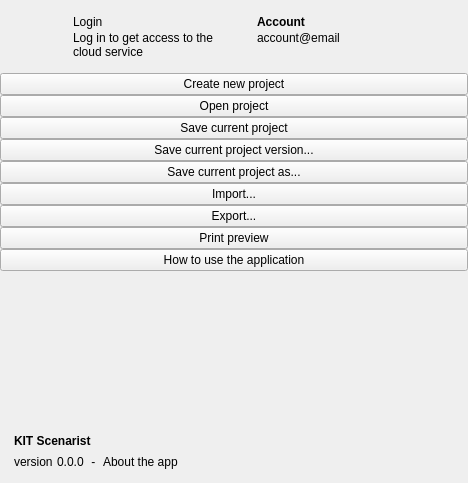
Qt form src/bin/scenarist-desktop/UserInterfaceLayer/Application/MenuView.ui (dimkanovikov/KITScenarist) before a commit.
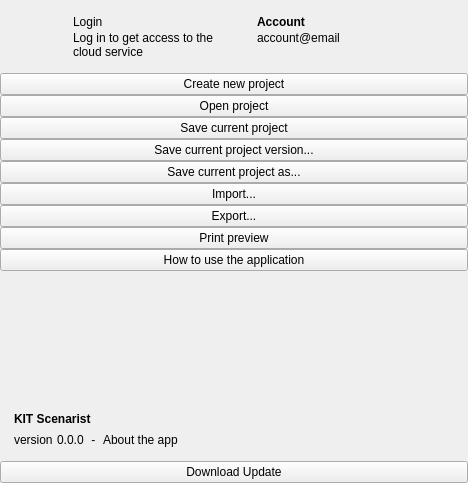
The same form after that commit. Icons and pictures are not drawn. Custom widgets are drawn as their Qt base class.

Commit message: Moved update information to menu + refactor startup page

What changed in the file:
```diff
--- a/src/bin/scenarist-desktop/UserInterfaceLayer/Application/MenuView.ui
+++ b/src/bin/scenarist-desktop/UserInterfaceLayer/Application/MenuView.ui
@@ -184,109 +184,6 @@
       <property name="verticalSpacing">
        <number>0</number>
       </property>
-      <item row="1" column="0" colspan="2">
-       <layout class="QGridLayout" name="gridLayout">
-        <property name="leftMargin">
-         <number>14</number>
-        </property>
-        <property name="topMargin">
-         <number>14</number>
-        </property>
-        <property name="rightMargin">
-         <number>14</number>
-        </property>
-        <property name="bottomMargin">
-         <number>14</number>
-        </property>
-        <property name="horizontalSpacing">
-         <number>4</number>
-        </property>
-        <property name="verticalSpacing">
-         <number>7</number>
-        </property>
-        <item row="1" column="0">
-         <widget class="QLabel" name="version_2">
-          <property name="enabled">
-           <bool>true</bool>
-          </property>
-          <property name="sizePolicy">
-           <sizepolicy hsizetype="Preferred" vsizetype="Preferred">
-            <horstretch>0</horstretch>
-            <verstretch>0</verstretch>
-           </sizepolicy>
-          </property>
-          <property name="text">
-           <string>version</string>
-          </property>
-          <property name="alignment">
-           <set>Qt::AlignLeading|Qt::AlignLeft|Qt::AlignTop</set>
-          </property>
-         </widget>
-        </item>
-        <item row="1" column="1">
-         <widget class="QLabel" name="version">
-          <property name="enabled">
-           <bool>true</bool>
-          </property>
-          <property name="text">
-           <string notr="true">0.0.0</string>
-          </property>
-          <property name="alignment">
-           <set>Qt::AlignLeading|Qt::AlignLeft|Qt::AlignTop</set>
-          </property>
-         </widget>
-        </item>
-        <item row="1" column="2">
-         <widget class="QLabel" name="label_2">
-          <property name="enabled">
-           <bool>true</bool>
-          </property>
-          <property name="text">
-           <string notr="true"> - </string>
-          </property>
-         </widget>
-        </item>
-        <item row="1" column="3">
-         <widget class="ClickableLabel" name="aboutApp">
-          <property name="enabled">
-           <bool>true</bool>
-          </property>
-          <property name="text">
-           <string>About the app</string>
-          </property>
-         </widget>
-        </item>
-        <item row="0" column="4" rowspan="2">
-         <spacer name="horizontalSpacer">
-          <property name="orientation">
-           <enum>Qt::Horizontal</enum>
-          </property>
-          <property name="sizeHint" stdset="0">
-           <size>
-            <width>71</width>
-            <height>20</height>
-           </size>
-          </property>
-         </spacer>
-        </item>
-        <item row="0" column="0" colspan="3">
-         <widget class="ClickableLabel" name="appUrl">
-          <property name="enabled">
-           <bool>true</bool>
-          </property>
-          <property name="font">
-           <font>
-            <weight>75</weight>
-            <bold>true</bold>
-           </font>
-          </property>
-          <property name="text">
-           <string>KIT Scenarist</string>
-          </property>
-         </widget>
-        </item>
-       </layout>
-      </item>
       <item row="0" column="0" colspan="2">
        <widget class="QStackedWidget" name="menuContent">
         <property name="currentIndex">
@@ -475,6 +372,158 @@
             </property>
            </spacer>
           </item>
+          <item>
+           <layout class="QGridLayout" name="gridLayout">
+            <property name="leftMargin">
+             <number>14</number>
+            </property>
+            <property name="topMargin">
+             <number>14</number>
+            </property>
+            <property name="rightMargin">
+             <number>14</number>
+            </property>
+            <property name="bottomMargin">
+             <number>14</number>
+            </property>
+            <property name="horizontalSpacing">
+             <number>4</number>
+            </property>
+            <property name="verticalSpacing">
+             <number>7</number>
+            </property>
+            <item row="0" column="0" colspan="6">
+             <layout class="QHBoxLayout" name="horizontalLayout">
+              <property name="spacing">
+               <number>4</number>
+              </property>
+              <property name="leftMargin">
+               <number>0</number>
+              </property>
+              <property name="topMargin">
+               <number>0</number>
+              </property>
+              <property name="rightMargin">
+               <number>0</number>
+              </property>
+              <property name="bottomMargin">
+               <number>0</number>
+              </property>
+              <item>
+               <widget class="ClickableLabel" name="appUrl">
+                <property name="enabled">
+                 <bool>true</bool>
+                </property>
+                <property name="font">
+                 <font>
+                  <weight>75</weight>
+                  <bold>true</bold>
+                 </font>
+                </property>
+                <property name="text">
+                 <string>KIT Scenarist</string>
+                </property>
+               </widget>
+              </item>
+              <item>
+               <spacer name="horizontalSpacer_4">
+                <property name="orientation">
+                 <enum>Qt::Horizontal</enum>
+                </property>
+                <property name="sizeHint" stdset="0">
+                 <size>
+                  <width>5</width>
+                  <height>4</height>
+                 </size>
+                </property>
+               </spacer>
+              </item>
+             </layout>
+            </item>
+            <item row="1" column="2">
+             <widget class="QLabel" name="label_2">
+              <property name="enabled">
+               <bool>true</bool>
+              </property>
+              <property name="text">
+               <string notr="true"> - </string>
+              </property>
+             </widget>
+            </item>
+            <item row="0" column="6" rowspan="2">
+             <spacer name="horizontalSpacer">
+              <property name="orientation">
+               <enum>Qt::Horizontal</enum>
+              </property>
+              <property name="sizeHint" stdset="0">
+               <size>
+                <width>71</width>
+                <height>20</height>
+               </size>
+              </property>
+             </spacer>
+            </item>
+            <item row="1" column="1">
+             <widget class="QLabel" name="version">
+              <property name="enabled">
+               <bool>true</bool>
+              </property>
+              <property name="text">
+               <string notr="true">0.0.0</string>
+              </property>
+              <property name="alignment">
+               <set>Qt::AlignLeading|Qt::AlignLeft|Qt::AlignTop</set>
+              </property>
+             </widget>
+            </item>
+            <item row="1" column="3" colspan="3">
+             <widget class="ClickableLabel" name="aboutApp">
+              <property name="enabled">
+               <bool>true</bool>
+              </property>
+              <property name="text">
+               <string>About the app</string>
+              </property>
+             </widget>
+            </item>
+            <item row="1" column="0">
+             <widget class="QLabel" name="version_2">
+              <property name="enabled">
+               <bool>true</bool>
+              </property>
+              <property name="sizePolicy">
+               <sizepolicy hsizetype="Preferred" vsizetype="Preferred">
+                <horstretch>0</horstretch>
+                <verstretch>0</verstretch>
+               </sizepolicy>
+              </property>
+              <property name="text">
+               <string>version</string>
+              </property>
+              <property name="alignment">
+               <set>Qt::AlignLeading|Qt::AlignLeft|Qt::AlignTop</set>
+              </property>
+             </widget>
+            </item>
+           </layout>
+          </item>
+          <item>
+           <widget class="MenuButton" name="update">
+            <property name="text">
+             <string>Download Update</string>
+            </property>
+            <property name="icon">
+             <iconset resource="../../../scenarist-core/Resources/Resources.qrc">
+              <normaloff>:/Graphics/Iconset/refresh.svg</normaloff>:/Graphics/Iconset/refresh.svg</iconset>
+            </property>
+            <property name="iconSize">
+             <size>
+              <width>20</width>
+              <height>20</height>
+             </size>
+            </property>
+           </widget>
+          </item>
          </layout>
         </widget>
         <widget class="QFrame" name="menuAccount">
```
The commit also changes 16 other files.
